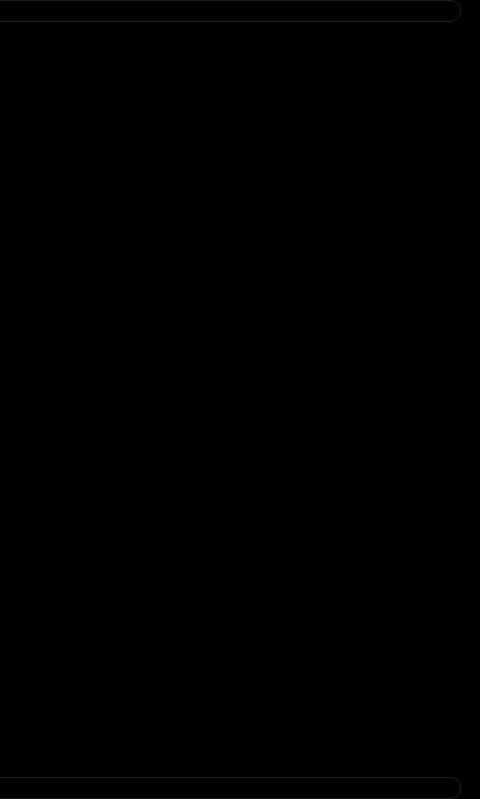
The window that assets/PlayerMainWindow.ui (ifreddyrod/SPYDER-Player-pyqt) describes before a commit, drawn with Qt 5; both pictures show x 720 to 1200 and y 0 to 799 of the 1200 by 799 pixel window.
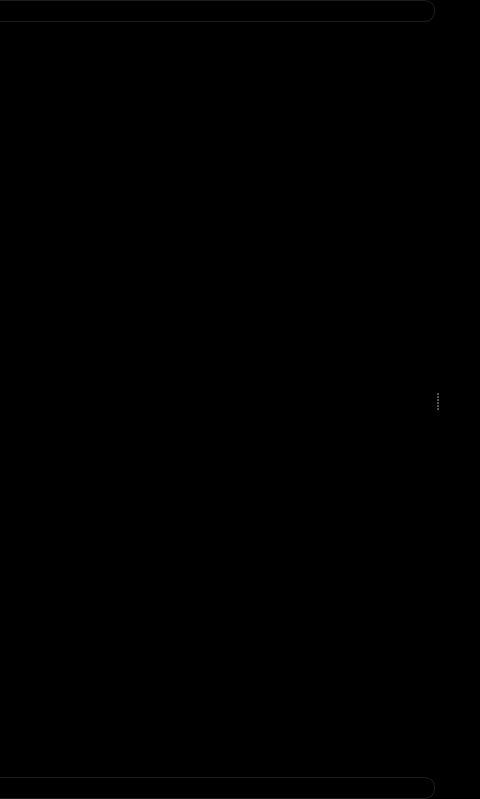
The same window after the commit. Icons and pictures are not drawn.

Commit message: - Finally got rid of the strange bar showing on top of the video.  Had to lower() the playlistmanager and not give the videoPlayer class a parent. - Since vlc on windows has a bug that the video panel ignores events, I added very small bars on all 4 sides of the video allowing the user to move the mouse to any side of the screen, triggering the control panel to appear. - Made the M key activate Mute when the playlist tree has focus.

Patch:
```diff
--- a/assets/PlayerMainWindow.ui
+++ b/assets/PlayerMainWindow.ui
@@ -53,11 +53,14 @@
     background-color: transparent;
 }</string>
      </property>
+     <property name="lineWidth">
+      <number>4</number>
+     </property>
      <property name="orientation">
       <enum>Qt::Orientation::Horizontal</enum>
      </property>
      <property name="handleWidth">
-      <number>1</number>
+      <number>4</number>
      </property>
      <widget class="QWidget" name="horizontalLayoutWidget">
       <layout class="QHBoxLayout" name="horizontalLayout">
@@ -390,19 +393,143 @@
     background-color: transparent;
 }</string>
          </property>
+         <property name="lineWidth">
+          <number>1</number>
+         </property>
          <property name="orientation">
           <enum>Qt::Orientation::Vertical</enum>
          </property>
          <property name="handleWidth">
-          <number>4</number>
+          <number>1</number>
          </property>
-         <widget class="QWidget" name="VideoView_widget" native="true">
-          <property name="sizePolicy">
-           <sizepolicy hsizetype="Expanding" vsizetype="Expanding">
-            <horstretch>0</horstretch>
-            <verstretch>0</verstretch>
-           </sizepolicy>
-          </property>
+         <widget class="QWidget" name="gridLayoutWidget">
+          <layout class="QGridLayout" name="gridLayout">
+           <property name="spacing">
+            <number>0</number>
+           </property>
+           <item row="1" column="1">
+            <widget class="QWidget" name="VideoView_widget" native="true">
+             <property name="sizePolicy">
+              <sizepolicy hsizetype="Expanding" vsizetype="Expanding">
+               <horstretch>0</horstretch>
+               <verstretch>0</verstretch>
+              </sizepolicy>
+             </property>
+            </widget>
+           </item>
+           <item row="1" column="0">
+            <widget class="QLabel" name="ShowControlPanel_left_label">
+             <property name="sizePolicy">
+              <sizepolicy hsizetype="Expanding" vsizetype="Expanding">
+               <horstretch>0</horstretch>
+               <verstretch>0</verstretch>
+              </sizepolicy>
+             </property>
+             <property name="maximumSize">
+              <size>
+               <width>1</width>
+               <height>16777215</height>
+              </size>
+             </property>
+             <property name="mouseTracking">
+              <bool>true</bool>
+             </property>
+             <property name="styleSheet">
+              <string notr="true">QLabel
+{
+	background-color: black;
+}</string>
+             </property>
+             <property name="text">
+              <string/>
+             </property>
+            </widget>
+           </item>
+           <item row="0" column="1">
+            <widget class="QLabel" name="ShowControlPanel_top_label">
+             <property name="sizePolicy">
+              <sizepolicy hsizetype="Expanding" vsizetype="Expanding">
+               <horstretch>0</horstretch>
+               <verstretch>0</verstretch>
+              </sizepolicy>
+             </property>
+             <property name="maximumSize">
+              <size>
+               <width>16777215</width>
+               <height>1</height>
+              </size>
+             </property>
+             <property name="mouseTracking">
+              <bool>true</bool>
+             </property>
+             <property name="styleSheet">
+              <string notr="true">QLabel
+{
+	background-color: black;
+}</string>
+             </property>
+             <property name="text">
+              <string/>
+             </property>
+            </widget>
+           </item>
+           <item row="2" column="1">
+            <widget class="QLabel" name="ShowControlPanel_bottom_label">
+             <property name="sizePolicy">
+              <sizepolicy hsizetype="Expanding" vsizetype="Expanding">
+               <horstretch>0</horstretch>
+               <verstretch>0</verstretch>
+              </sizepolicy>
+             </property>
+             <property name="maximumSize">
+              <size>
+               <width>16777215</width>
+               <height>1</height>
+              </size>
+             </property>
+             <property name="mouseTracking">
+              <bool>true</bool>
+             </property>
+             <property name="styleSheet">
+              <string notr="true">QLabel
+{
+	background-color: black;
+}</string>
+             </property>
+             <property name="text">
+              <string/>
+             </property>
+            </widget>
+           </item>
+           <item row="1" column="2">
+            <widget class="QLabel" name="ShowControlPanel_right_label">
+             <property name="sizePolicy">
+              <sizepolicy hsizetype="Expanding" vsizetype="Expanding">
+               <horstretch>0</horstretch>
+               <verstretch>0</verstretch>
+              </sizepolicy>
+             </property>
+             <property name="maximumSize">
+              <size>
+               <width>1</width>
+               <height>16777215</height>
+              </size>
+             </property>
+             <property name="mouseTracking">
+              <bool>true</bool>
+             </property>
+             <property name="styleSheet">
+              <string notr="true">QLabel
+{
+	background-color: black;
+}</string>
+             </property>
+             <property name="text">
+              <string/>
+             </property>
+            </widget>
+           </item>
+          </layout>
          </widget>
          <widget class="QWidget" name="verticalLayoutWidget_2">
           <layout class="QVBoxLayout" name="botomverticalLayout">
```
Left out of the diff: 2 changed lines with no effect on the pictures. The commit also changes 5 other files.
